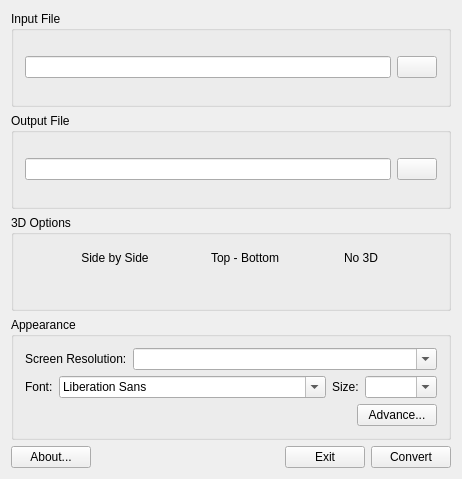
Old version of the form src/sub3dtoolgui.ui in the repository tuxamito/sub3dtool-gui.
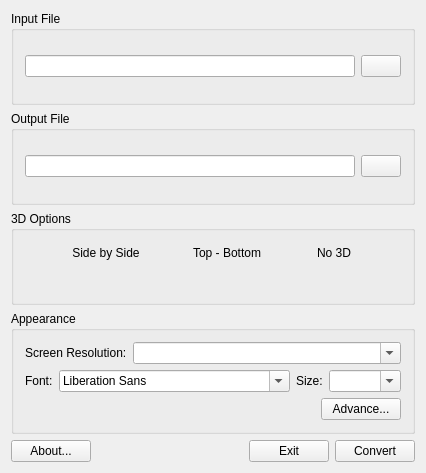
New version of the form. Icons and pictures are not drawn.

Diff of the .ui file:
```diff
--- a/src/sub3dtoolgui.ui
+++ b/src/sub3dtoolgui.ui
@@ -6,8 +6,8 @@
    <rect>
     <x>0</x>
     <y>0</y>
-    <width>462</width>
-    <height>479</height>
+    <width>395</width>
+    <height>473</height>
    </rect>
   </property>
   <property name="sizePolicy">
```
